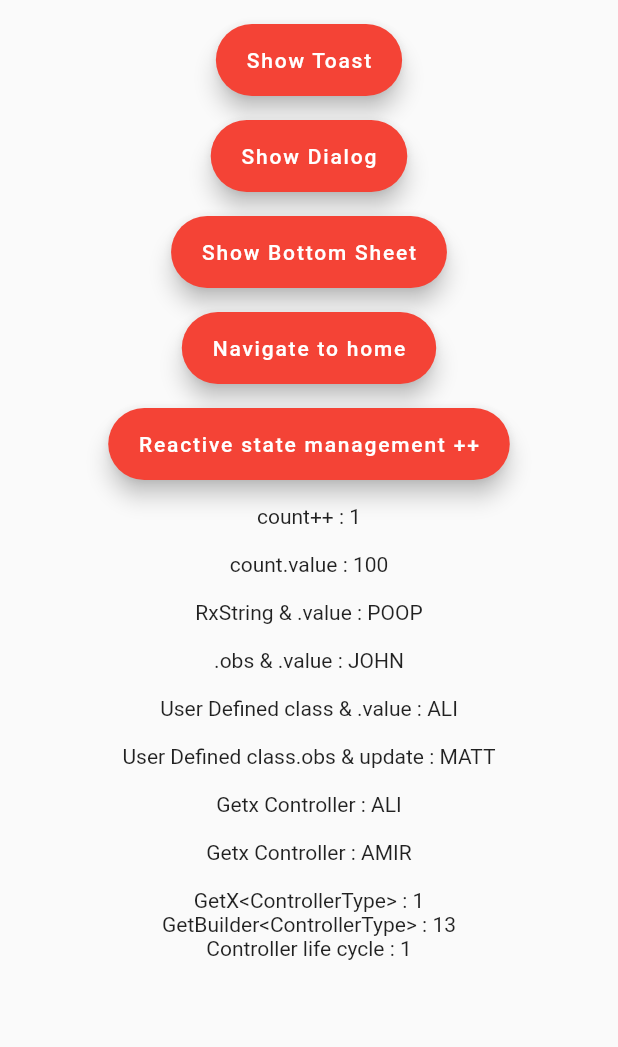
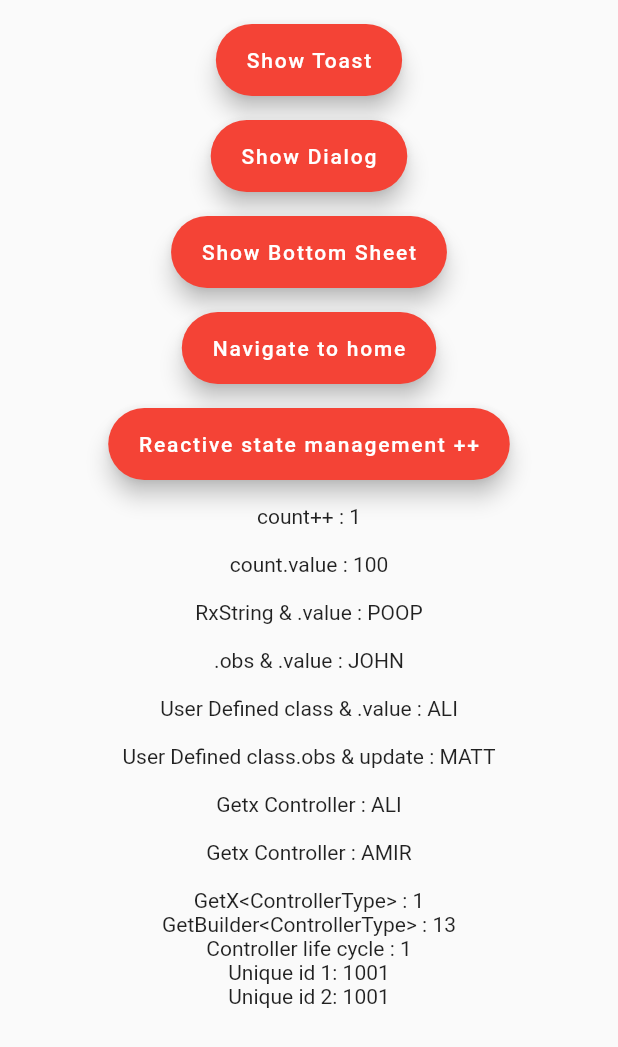
Before and after one commit to Ghazal-Jamalzadeh/flutter_getx_toturial, a Flutter app: the screen it shows after launch, after a tap on "Reactive state management ++", on a phone screen of 412 x 824 dp. Shown: the top 1047 px of the screen. Run offline on Flutter 3.47's test engine with Material 2 defaults, Android fonts, the phone set to English and light mode, and no system bars; our stand-ins replace get.

Commit message:
Unique Id

```diff
--- a/lib/contollers/my_controller.dart
+++ b/lib/contollers/my_controller.dart
@@ -58,4 +58,13 @@ class MyController extends GetxController {
     cleanUpTask();
     super.onClose();
   }
+
+  // Unique id
+  int id = 1000;
+
+  void incrementId() {
+    id++;
+    update(["myUniqueId"]);
+    /*نکته : الان چون آپدیت های دیگری هم توی صفحه هست همه مقادیر آپدیت میشن ولی اگه بقیه رو کامنت کنیم فقط آیدی مورد نظر آپدیت میشه*/
+  }
 }
--- a/lib/screens/main_screen.dart
+++ b/lib/screens/main_screen.dart
@@ -96,6 +96,8 @@ class MainScreen extends StatelessWidget {
                           /* GetBuilder<ControllerType> */
                           // myController.incrementAge(); // correct
                           Get.find<MyController>().incrementAge() ;
+                          /* Unique ID */
+                          myController.incrementId() ;
 
                         }),
                     const SizedBox(
@@ -152,6 +154,17 @@ class MainScreen extends StatelessWidget {
                       builder: (controller) {
                         return Text('Controller life cycle : ${controller.number}') ;
                       },) ,
+                    /* unique  id */
+                    GetBuilder<MyController>(
+                      id: 'myUniqueId',
+                      builder: (controller) {
+                        return Text('Unique id 1: ${controller.id}') ;
+                      },) ,
+                    GetBuilder<MyController>(
+                      builder: (controller) {
+                        return Text('Unique id 2: ${controller.id}') ;
+                      },) ,
+
 
 
                   ],
```
Also changed, not shown: 1 other file.
